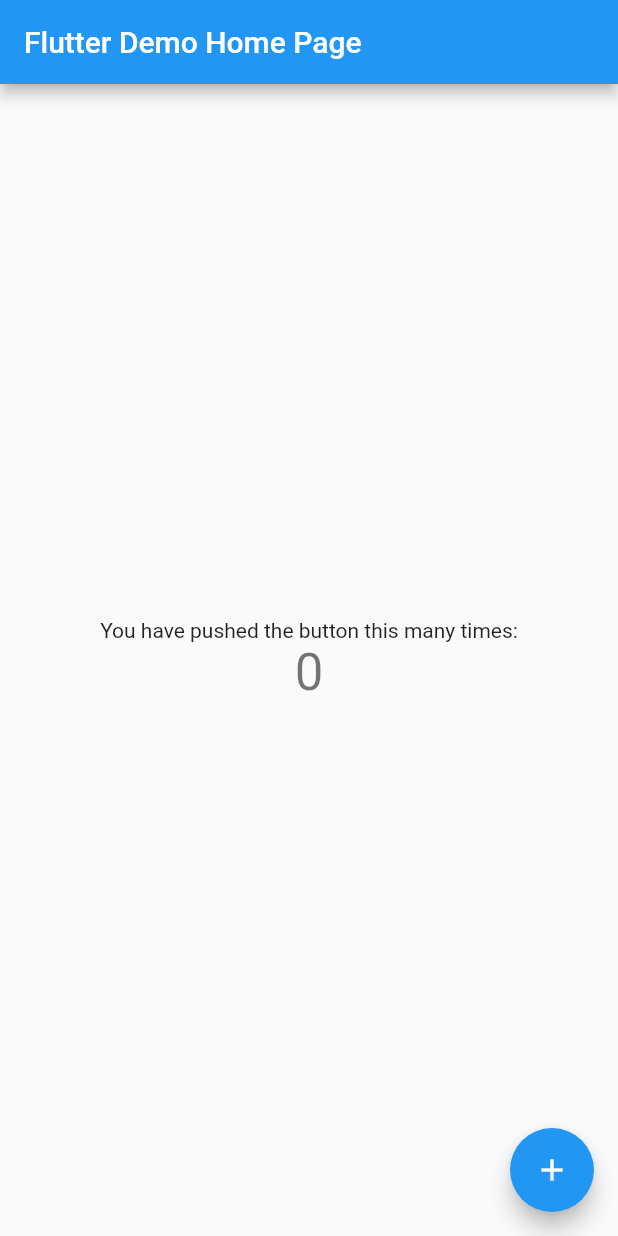
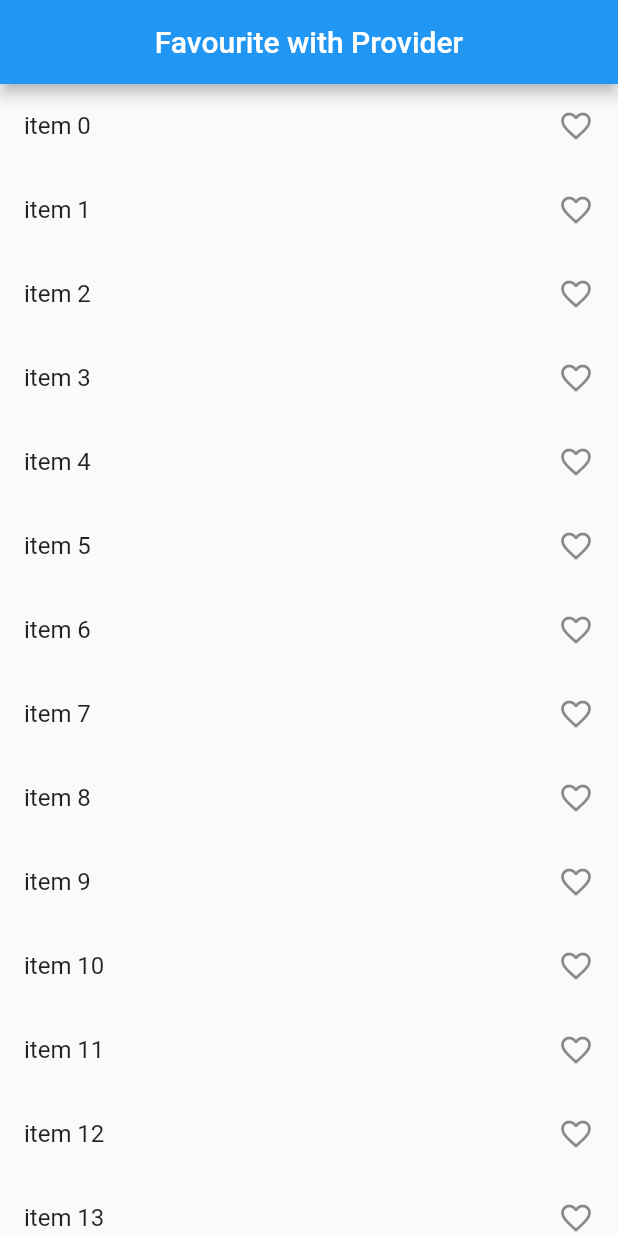
Before and after one commit to fluttersumato/favourite_app_with_provider, a Flutter app: the screen it shows after launch, on a phone screen of 412 x 824 dp. Run offline on Flutter 3.47's test engine with Material 2 defaults, Android fonts, the phone set to English and light mode, and no system bars.

Commit message:
basic view

```diff
--- a/lib/main.dart
+++ b/lib/main.dart
@@ -1,4 +1,6 @@
 import 'package:flutter/material.dart';
+
+import 'views/favouriteScreen.dart';
 
 void main() {
   runApp(const MyApp());
@@ -11,105 +13,13 @@ class MyApp extends StatelessWidget {
   @override
   Widget build(BuildContext context) {
     return MaterialApp(
+
       title: 'Flutter Demo',
       theme: ThemeData(
-        // This is the theme of your application.
-        //
-        // Try running your application with "flutter run". You'll see the
-        // application has a blue toolbar. Then, without quitting the app, try
-        // changing the primarySwatch below to Colors.green and then invoke
-        // "hot reload" (press "r" in the console where you ran "flutter run",
-        // or simply save your changes to "hot reload" in a Flutter IDE).
-        // Notice that the counter didn't reset back to zero; the application
-        // is not restarted.
+
         primarySwatch: Colors.blue,
       ),
-      home: const MyHomePage(title: 'Flutter Demo Home Page'),
+      home: FavouriteScreen(),
     );
   }
 }
-
-class MyHomePage extends StatefulWidget {
-  const MyHomePage({Key? key, required this.title}) : super(key: key);
-
-  // This widget is the home page of your application. It is stateful, meaning
-  // that it has a State object (defined below) that contains fields that affect
-  // how it looks.
-
-  // This class is the configuration for the state. It holds the values (in this
-  // case the title) provided by the parent (in this case the App widget) and
-  // used by the build method of the State. Fields in a Widget subclass are
-  // always marked "final".
-
-  final String title;
-
-  @override
-  State<MyHomePage> createState() => _MyHomePageState();
-}
-
-class _MyHomePageState extends State<MyHomePage> {
-  int _counter = 0;
-
-  void _incrementCounter() {
-    setState(() {
-      // This call to setState tells the Flutter framework that something has
-      // changed in this State, which causes it to rerun the build method below
-      // so that the display can reflect the updated values. If we changed
-      // _counter without calling setState(), then the build method would not be
-      // called again, and so nothing would appear to happen.
-      _counter++;
-    });
-  }
-
-  @override
-  Widget build(BuildContext context) {
-    // This method is rerun every time setState is called, for instance as done
-    // by the _incrementCounter method above.
-    //
-    // The Flutter framework has been optimized to make rerunning build methods
-    // fast, so that you can just rebuild anything that needs updating rather
-    // than having to individually change instances of widgets.
-    return Scaffold(
-      appBar: AppBar(
-        // Here we take the value from the MyHomePage object that was created by
-        // the App.build method, and use it to set our appbar title.
-        title: Text(widget.title),
-      ),
-      body: Center(
-        // Center is a layout widget. It takes a single child and positions it
-        // in the middle of the parent.
-        child: Column(
-          // Column is also a layout widget. It takes a list of children and
-          // arranges them vertically. By default, it sizes itself to fit its
-          // children horizontally, and tries to be as tall as its parent.
-          //
-          // Invoke "debug painting" (press "p" in the console, choose the
-          // "Toggle Debug Paint" action from the Flutter Inspector in Android
-          // Studio, or the "Toggle Debug Paint" command in Visual Studio Code)
-          // to see the wireframe for each widget.
-          //
-          // Column has various properties to control how it sizes itself and
-          // how it positions its children. Here we use mainAxisAlignment to
-          // center the children vertically; the main axis here is the vertical
-          // axis because Columns are vertical (the cross axis would be
-          // horizontal).
-          mainAxisAlignment: MainAxisAlignment.center,
-          children: <Widget>[
-            const Text(
-              'You have pushed the button this many times:',
-            ),
-            Text(
-              '$_counter',
-              style: Theme.of(context).textTheme.headline4,
-            ),
-          ],
-        ),
-      ),
-      floatingActionButton: FloatingActionButton(
-        onPressed: _incrementCounter,
-        tooltip: 'Increment',
-        child: const Icon(Icons.add),
-      ), // This trailing comma makes auto-formatting nicer for build methods.
-    );
-  }
-}
--- /dev/null
+++ b/lib/views/favouriteScreen.dart
@@ -0,0 +1,40 @@
+import 'package:flutter/material.dart';
+
+class FavouriteScreen extends StatefulWidget {
+  const FavouriteScreen({Key? key}) : super(key: key);
+
+  @override
+  State<FavouriteScreen> createState() => _FavouriteScreenState();
+}
+
+class _FavouriteScreenState extends State<FavouriteScreen> {
+List<int> selectedItems=[];
+  @override
+  Widget build(BuildContext context) {
+    return SafeArea(
+      child: Scaffold(
+        appBar: AppBar(
+          title: Center(
+            child: Text('Favourite with Provider'),
+          ),
+        ),
+        body: Column(
+          children: [
+            Expanded(
+              child: ListView.builder(itemBuilder: (context, index) {
+                return ListTile(
+                  onTap: (){
+                    selectedItems.add(index);
+                    print("clicked $index");
+                  },
+                  title: Text('item $index'),
+                  trailing: Icon(Icons.favorite_outline),
+                );
+              }),
+            ),
+          ],
+        ),
+      ),
+    );
+  }
+}
```
